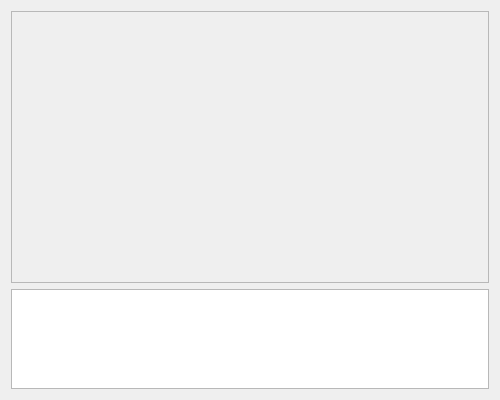
fbjorn/stora, file ui/dialog_show_document_value.ui: the form before one commit.
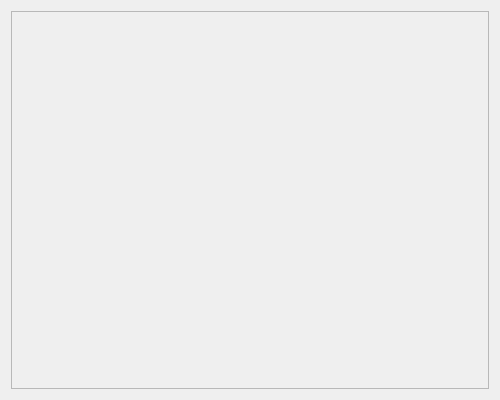
The form after the commit.

Commit message: Make it possible to modify existing documents

Patch:
```diff
--- a/ui/dialog_show_document_value.ui
+++ b/ui/dialog_show_document_value.ui
@@ -31,7 +31,7 @@
         <x>0</x>
         <y>0</y>
         <width>474</width>
-        <height>264</height>
+        <height>374</height>
        </rect>
       </property>
       <layout class="QVBoxLayout" name="verticalLayout_2">
@@ -55,16 +55,6 @@
      </widget>
     </widget>
    </item>
-   <item>
-    <widget class="QTextEdit" name="te_value">
-     <property name="maximumSize">
-      <size>
-       <width>16777215</width>
-       <height>100</height>
-      </size>
-     </property>
-    </widget>
-   </item>
   </layout>
  </widget>
  <resources/>
```
Left out of the diff: 7 changed lines with no effect on the pictures. The commit also changes 15 other files.
